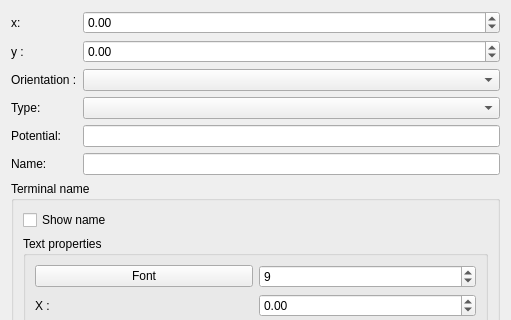
First picture: the form in sources/editor/ui/terminaleditor.ui, repository itaueira/qelectrotech-source, before the edit; both pictures show x 0 to 511 and y 0 to 320 of the 511 by 563 pixel window.
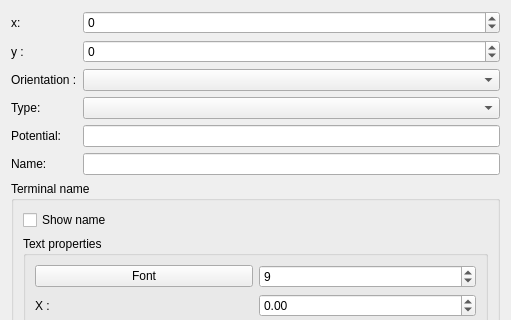
Second picture: the form after the edit.

The edit to the form file:
```diff
--- a/sources/editor/ui/terminaleditor.ui
+++ b/sources/editor/ui/terminaleditor.ui
@@ -23,6 +23,9 @@
    </item>
    <item row="0" column="1">
     <widget class="QDoubleSpinBox" name="m_x_dsb">
+     <property name="decimals">
+      <number>0</number>
+     </property>
      <property name="minimum">
       <double>-5000.000000000000000</double>
      </property>
@@ -33,6 +36,9 @@
    </item>
    <item row="1" column="1">
     <widget class="QDoubleSpinBox" name="m_y_dsb">
+     <property name="decimals">
+      <number>0</number>
+     </property>
      <property name="minimum">
       <double>-5000.000000000000000</double>
      </property>
```
